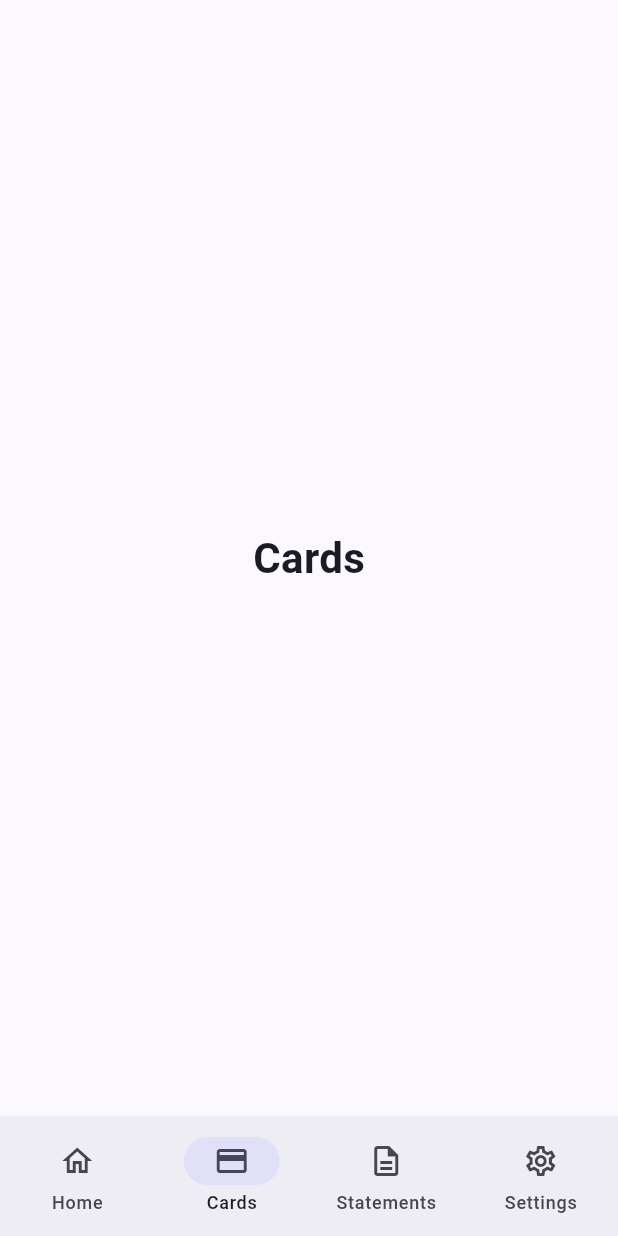
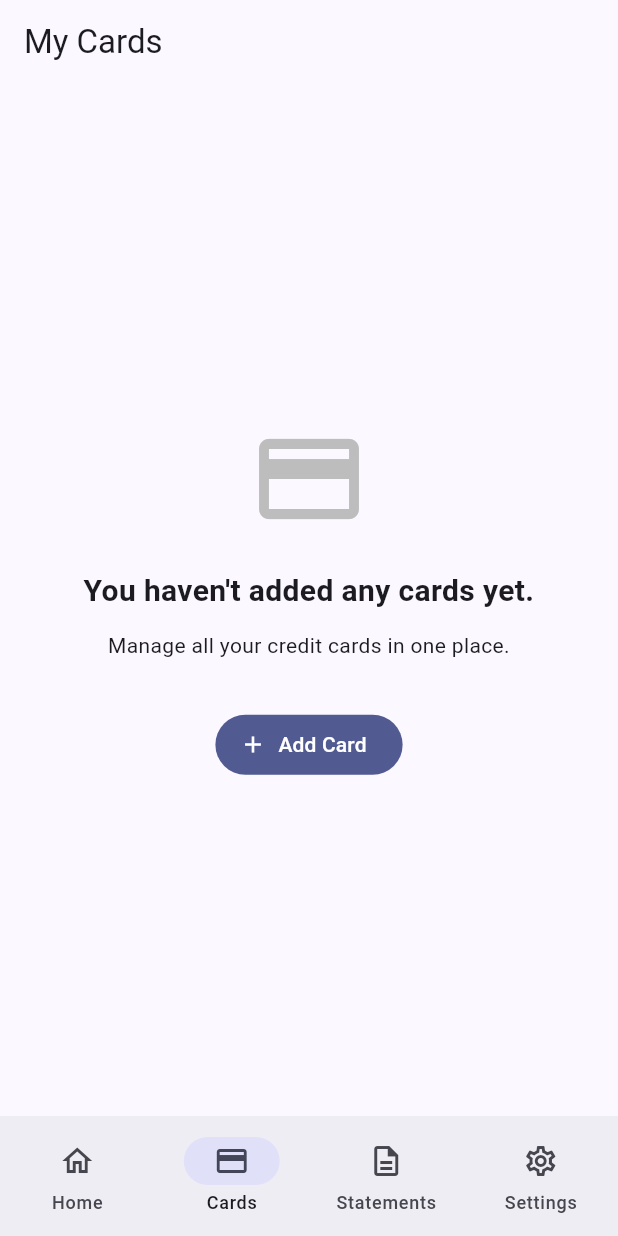
Before and after one commit to anilsrjs-lgtm/billvault-mobile, a Flutter app: the screen it shows after launch, item 2 of the bottom bar chosen, on a phone screen of 412 x 824 dp. Run offline on Flutter 3.47's test engine with Material 3 defaults, Android fonts, the phone set to English and light mode, and no system bars.

Commit message:
feat(cards): add empty state for card management

```diff
--- a/lib/features/cards/presentation/cards_screen.dart
+++ b/lib/features/cards/presentation/cards_screen.dart
@@ -5,10 +5,46 @@ class CardsScreen extends StatelessWidget {
 
   @override
   Widget build(BuildContext context) {
-    return const Center(
-      child: Text(
-        'Cards',
-        style: TextStyle(fontSize: 28, fontWeight: FontWeight.bold),
+    return Scaffold(
+      appBar: AppBar(
+        title: const Text('My Cards'),
+      ),
+      body: Center(
+        child: Padding(
+          padding: const EdgeInsets.all(24),
+          child: Column(
+            mainAxisAlignment: MainAxisAlignment.center,
+            children: [
+              Icon(
+                Icons.credit_card,
+                size: 80,
+                color: Colors.grey.shade400,
+              ),
+              const SizedBox(height: 20),
+              const Text(
+                "You haven't added any cards yet.",
+                style: TextStyle(
+                  fontSize: 20,
+                  fontWeight: FontWeight.bold,
+                ),
+                textAlign: TextAlign.center,
+              ),
+              const SizedBox(height: 12),
+              const Text(
+                "Manage all your credit cards in one place.",
+                textAlign: TextAlign.center,
+              ),
+              const SizedBox(height: 32),
+              FilledButton.icon(
+                onPressed: () {
+                  // Will navigate to Add Card screen in BV-005.2
+                },
+                icon: const Icon(Icons.add),
+                label: const Text("Add Card"),
+              ),
+            ],
+          ),
+        ),
       ),
     );
   }
```
